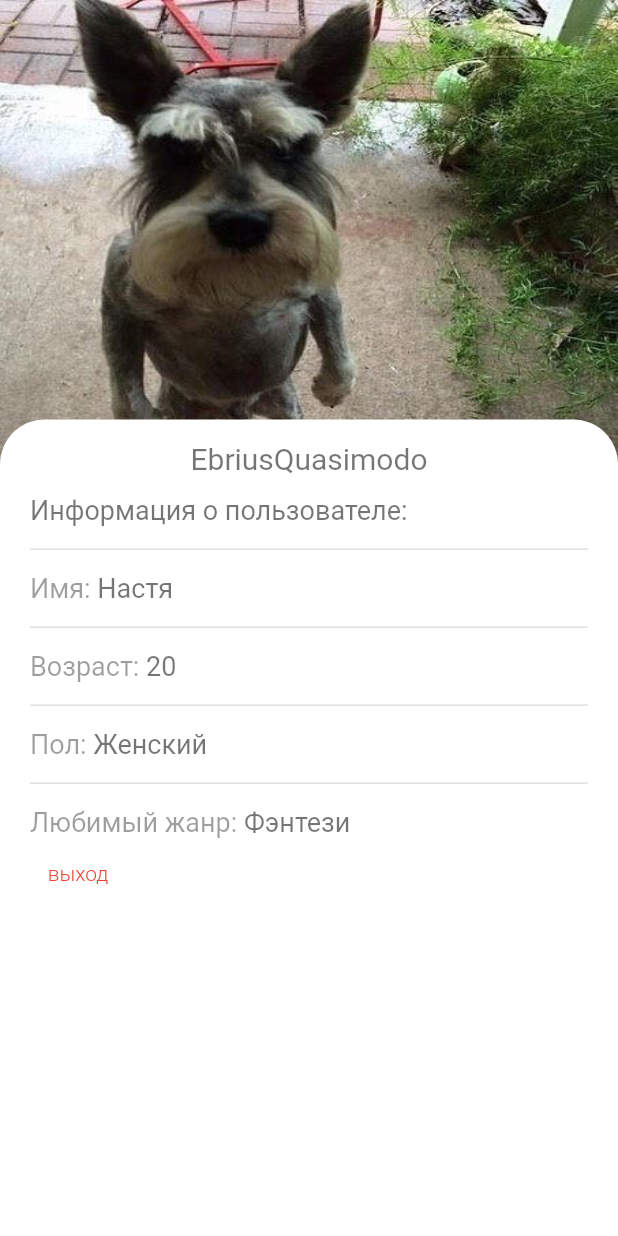
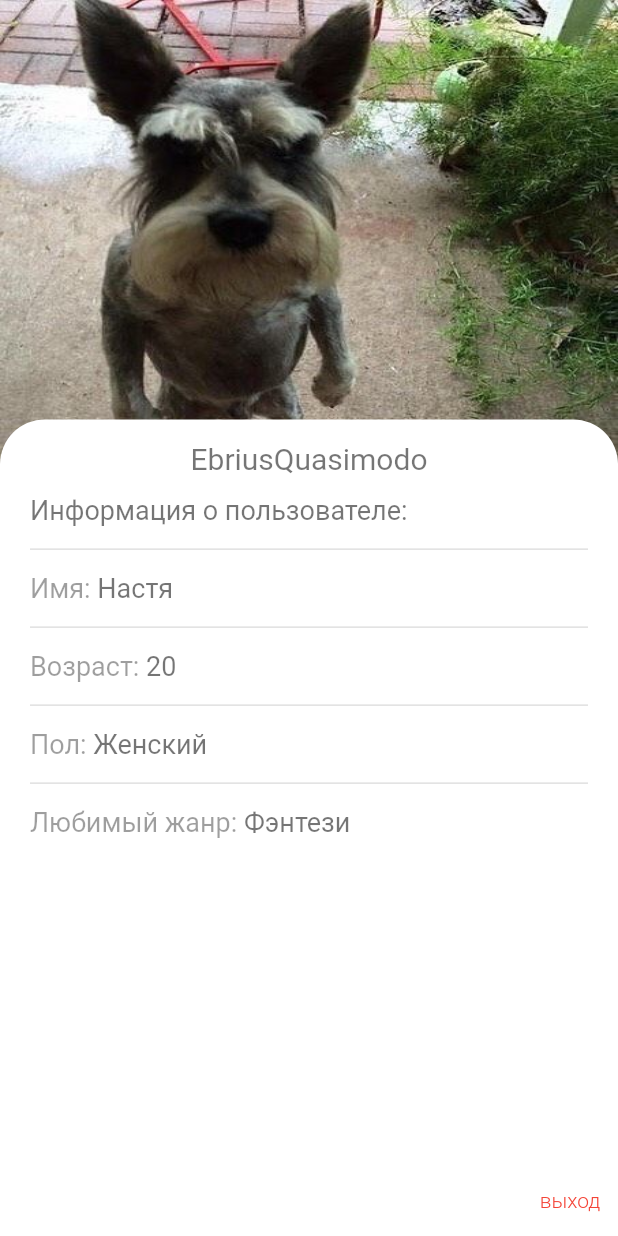
Before and after one commit to EbriusQuasimodo/movies_application, a Flutter app: the UserScreen screen opened directly, on a phone screen of 412 x 824 dp. Run offline on Flutter 3.47's test engine with Material 2 defaults, Android fonts, the phone set to English and light mode, and no system bars; statements that could not run were skipped.

Commit message:
Add quit button to user screen

```diff
--- /dev/null
+++ b/lib/screens/User/components/quit_button.dart
@@ -0,0 +1,30 @@
+import 'package:flutter/material.dart';
+
+class QuitButton extends StatefulWidget {
+  const QuitButton({Key? key}) : super(key: key);
+
+  @override
+  State<QuitButton> createState() => _QuitButtonState();
+}
+
+class _QuitButtonState extends State<QuitButton> {
+  @override
+  Widget build(BuildContext context) {
+    return Expanded(
+      child: Align(
+        alignment: Alignment.bottomRight,
+        child: TextButton(
+          onPressed: (){},
+          child: Text(
+            'выход',
+            style: TextStyle(
+              color: Colors.red,
+              fontWeight: FontWeight.w300,
+              fontSize: 14,
+            ),
+          ),
+        ),
+      ),
+    );
+  }
+}
--- a/lib/screens/User/components/user_info/user_info.dart
+++ b/lib/screens/User/components/user_info/user_info.dart
@@ -47,17 +47,7 @@ class UserInfo extends StatelessWidget {
             ),
             SizedBox(height: 15),
             UserGenre(),
-            TextButton(
-              onPressed: (){},
-              child: Text(
-                'выход',
-                style: TextStyle(
-                    color: Colors.red,
-                  fontWeight: FontWeight.w300,
-                  fontSize: 14,
-                ),
-              ),
-            ),
+
           ],
         ),
       );
--- a/lib/screens/User/user_screen.dart
+++ b/lib/screens/User/user_screen.dart
@@ -1,5 +1,6 @@
 import 'package:flutter/material.dart';
 import 'package:movies_app/screens/User/components/info_text.dart';
+import 'package:movies_app/screens/User/components/quit_button.dart';
 import 'package:movies_app/screens/User/components/user_image.dart';
 import 'package:movies_app/screens/User/components/user_info/user_info.dart';
 
@@ -23,6 +24,7 @@ class _UserScreenState extends State<UserScreen> {
         children: <Widget>[
           UserImage(),
           UserInfo(),
+          QuitButton(),
         ],
       ),
 
```
